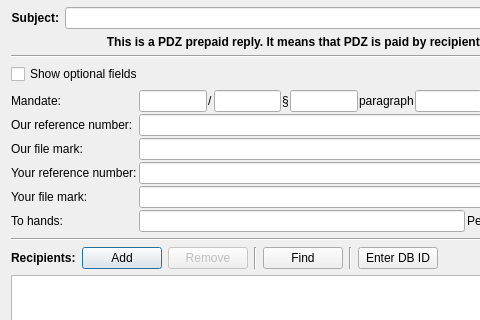
Qt form src/gui/ui/dlg_send_message.ui (psakar/datovka) before a commit; both pictures show x 0 to 480 and y 81 to 401 of the 590 by 800 pixel window.
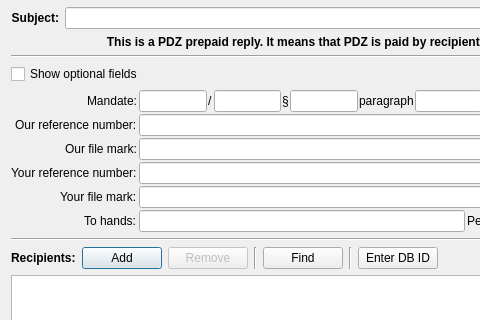
The same form after that commit. Icons and pictures are not drawn. Custom widgets are drawn as their Qt base class.

Commit message: Renamed some elements in send message dialogue.

What changed in the file:
```diff
--- a/src/gui/ui/dlg_send_message.ui
+++ b/src/gui/ui/dlg_send_message.ui
@@ -177,6 +177,9 @@
       <property name="fieldGrowthPolicy">
        <enum>QFormLayout::AllNonFixedFieldsGrow</enum>
       </property>
+      <property name="labelAlignment">
+       <set>Qt::AlignRight|Qt::AlignTrailing|Qt::AlignVCenter</set>
+      </property>
       <property name="horizontalSpacing">
        <number>2</number>
       </property>
```
Left out of the diff: 34 changed lines with no effect on the pictures. The commit also changes 2 other files.
